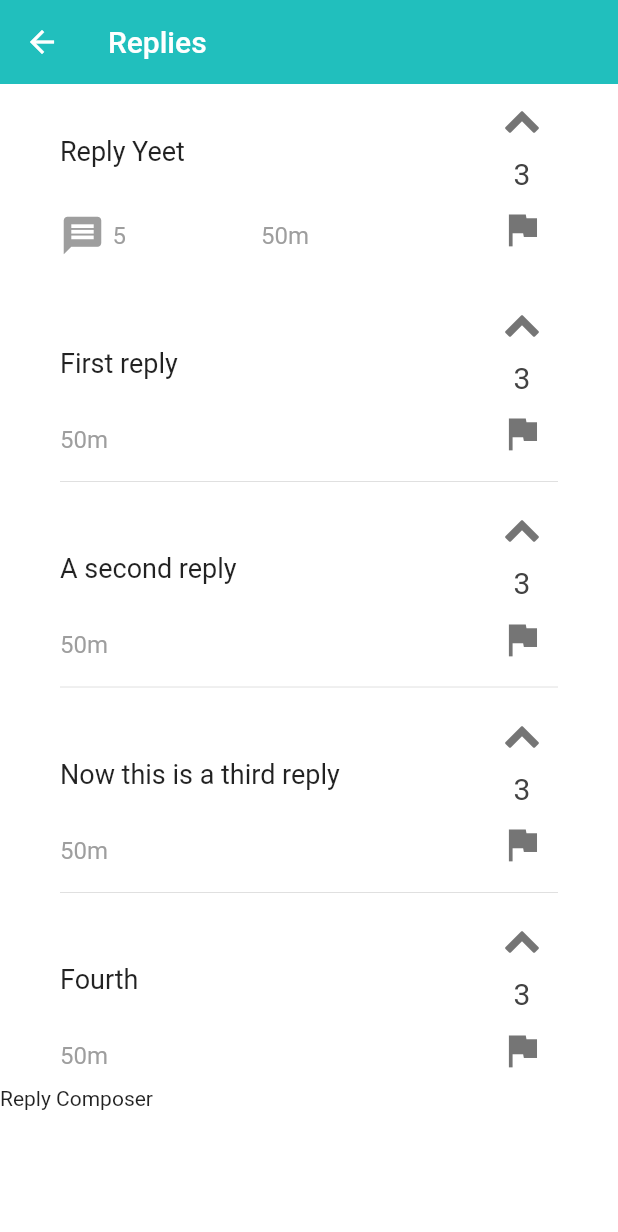
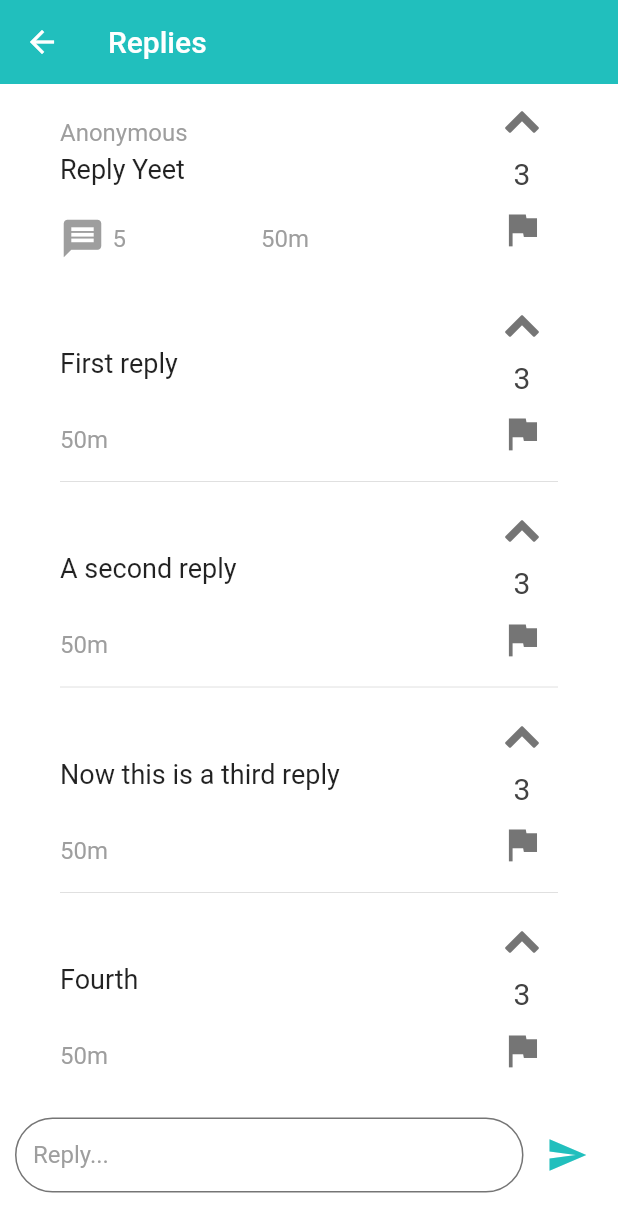
Before and after one commit to Jonbat/YeetPost-Mobile, a Flutter app: the ReplyPage screen opened directly, on a phone screen of 412 x 824 dp. Shown: the top 1232 px of the screen. Run offline on Flutter 3.47's test engine with Material 2 defaults, Android fonts, the phone set to English and light mode, and no system bars; Roboto replaces fonts that are missing (Montserrat, Poppins).

Commit message:
Reply field

```diff
--- a/lib/main.dart
+++ b/lib/main.dart
@@ -15,11 +15,16 @@ void main() => runApp(MaterialApp(
     focusColor: Color(0xFF21BFBD),
     hoverColor: Color(0xFF21BFBD),
     highlightColor: Color(0xFF21BFBD),
-    buttonColor: Color(0xFF21BFBD),
     textSelectionColor: Color(0xFF21BFBD),
     textSelectionHandleColor: Color(0xFF21BFBD),
     //primaryColor:  Color(0xFF21BFBD),
     //accentColor: Colors.white,
+    buttonTheme: ButtonThemeData(
+      buttonColor: Color(0xFF21BFBD),
+      shape: RoundedRectangleBorder(
+        borderRadius: BorderRadius.circular(30.0)
+      )
+    ),
     inputDecorationTheme: InputDecorationTheme(
       labelStyle: TextStyle(
         color: Colors.grey,
--- a/lib/replyPage.dart
+++ b/lib/replyPage.dart
@@ -12,7 +12,12 @@ class ReplyPage extends StatelessWidget {
           backgroundColor: Color(0xFF21BFBD),
       ),
       backgroundColor: Colors.white,
-      body: ListView(
+      body: SingleChildScrollView(
+        child: Column(
+          children: <Widget>[
+            Container(
+              height: MediaQuery.of(context).size.height - 140.0,
+              child: ListView(
                 children: [
                   Padding(
                     padding: EdgeInsets.only(left: 40, right: 40),
@@ -24,17 +29,46 @@ class ReplyPage extends StatelessWidget {
                     ),
                   ),
                   Reply().buildReplies(replyList),
-        replyComposer()
                 ],
+              ),
+            ),
+            //Divider(),
+            SizedBox(height : 5,),
+            replyComposer(),
+          ],
+        )
       )
     );
   }
 }
 
-// Reply composer: chat UI video 59:00
-
 Widget replyComposer() {
-  return Text("Reply Composer");
+  return Container(
+    padding: EdgeInsets.only(left: 10, right: 10,),
+    height: 50,
+    child: Row(
+      children: <Widget>[
+        Expanded(
+          child: TextField(
+            decoration: InputDecoration(
+              labelText: "Reply...",
+            ),
+            keyboardType: TextInputType.text,
+            style: TextStyle(
+              fontFamily: "Poppins",
+            ),
+          ),
+        ),
+        SizedBox(width: 5),
+        IconButton(
+          icon: Icon(Icons.send, size: 28),
+          color: Color(0xFF21BFBD),
+          onPressed: () {
+          }
+        )
+      ],
+    )
+  );
 }
 
 List<String> replyList = ["First reply", "A second reply", "Now this is a third reply", "Fourth", ];
--- a/lib/yeet.dart
+++ b/lib/yeet.dart
@@ -50,9 +50,11 @@ class YeetState extends State<Yeet> {
     return Column(
       crossAxisAlignment: CrossAxisAlignment.start,
       children:[
-        SizedBox(height: 30.0),
+        SizedBox(height: 20.0),
+        Text("Anonymous", style: TextStyle(fontSize: 16, color: Colors.grey[500]),),
+        SizedBox(height: 5.0),
         CustomTextBox(yeetText),
-        SizedBox(height: 30.0,),
+        SizedBox(height: 20.0,),
         Row(
           mainAxisAlignment: MainAxisAlignment.spaceEvenly,
           children: <Widget>[
@@ -68,7 +70,7 @@ class YeetState extends State<Yeet> {
   }
 
   Widget makeReplyIcon(context, disableReplyButton) {
-    if  (disableReplyButton) {
+    if (disableReplyButton) {
       return Icon(Icons.message, size: 30, color: Colors.grey[500]);
     } else {
       return IconButton(
```
Lines whose indentation alone changed are shown as unchanged.
